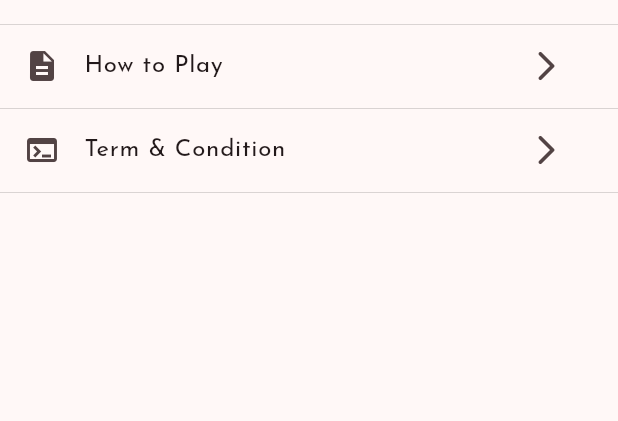
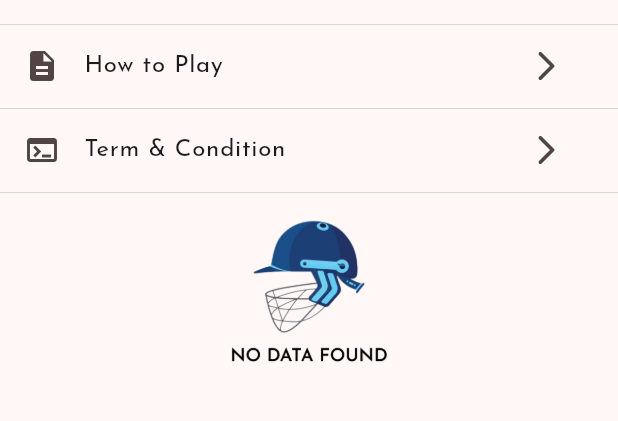
Before and after one commit to sayakmishra123/apna_cricket, a Flutter app: the MorePage screen opened directly, on a phone screen of 412 x 824 dp, the part 60-481 px from its top. Run offline on Flutter 3.47's test engine with Material 3 defaults, Android fonts, the phone set to English and light mode, and no system bars; our stand-ins replace animated_text_kit, carousel_slider, get, google_fonts, lottie, shared_preferences and 1 more; missing offline and left inert: banner_listtile; accounts and stored records are empty.

Commit message:
push by shubha

```diff
--- a/lib/pages/morepage.dart
+++ b/lib/pages/morepage.dart
@@ -1,5 +1,6 @@
 import 'package:apna_cricket/pages/fantasypointandsystem.dart';
 import 'package:apna_cricket/pages/howtoplay.dart';
+import 'package:apna_cricket/pages/nodata/nodata.dart';
 import 'package:apna_cricket/pages/termandcondition.dart';
 import 'package:flutter/material.dart';
 import 'package:get/get.dart';
@@ -81,7 +82,9 @@ class _MorePageState extends State<MorePage> {
                 ),
               ),
             ),
-          )
+          ),
+
+          NoData(),
         ],
       ),
     );
--- /dev/null
+++ b/lib/pages/nodata/nodata.dart
@@ -0,0 +1,13 @@
+import 'package:flutter/material.dart';
+
+class NoData extends StatelessWidget {
+  const NoData({super.key});
+
+  @override
+  Widget build(BuildContext context) {
+    return SizedBox(
+      height: 120
+      ,
+      child: Image.asset('assets/nodata1.png'));
+  }
+}
```
Also changed, not shown: lib/pages/captannchoose/captainchoose.dart (+30 -9 lines), lib/pages/mycontest.dart (+5 -3 lines), lib/pages/playerlist.dart (+9 -6 lines), assets/nodata.png (added), assets/nodata1.png (added), lib/pages/editcontest.dart (added).
